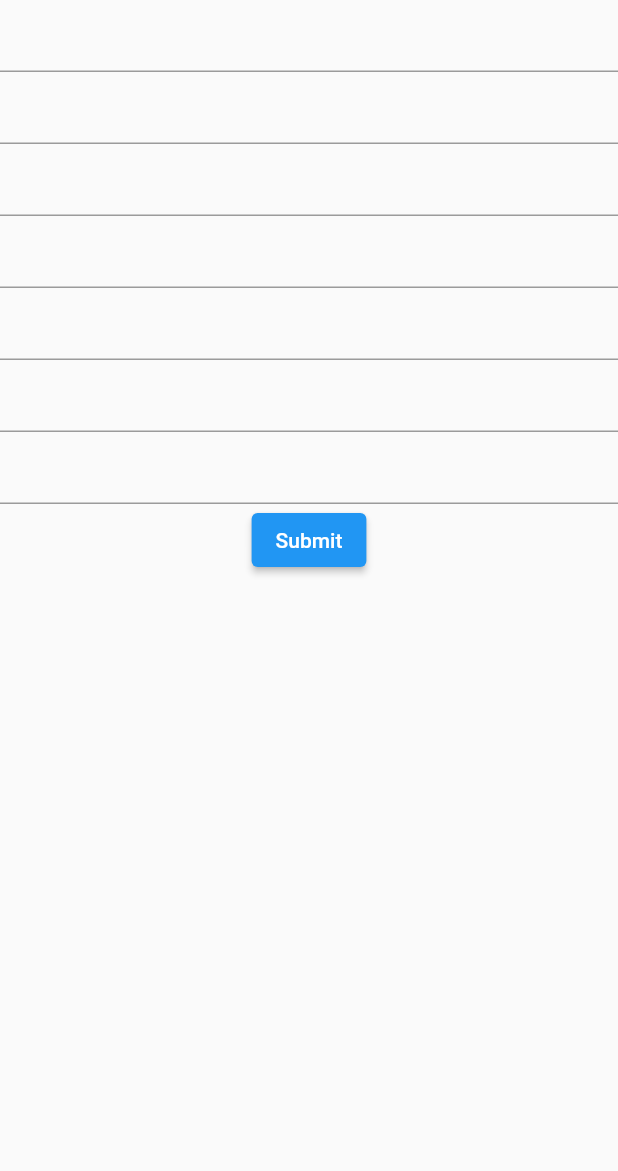
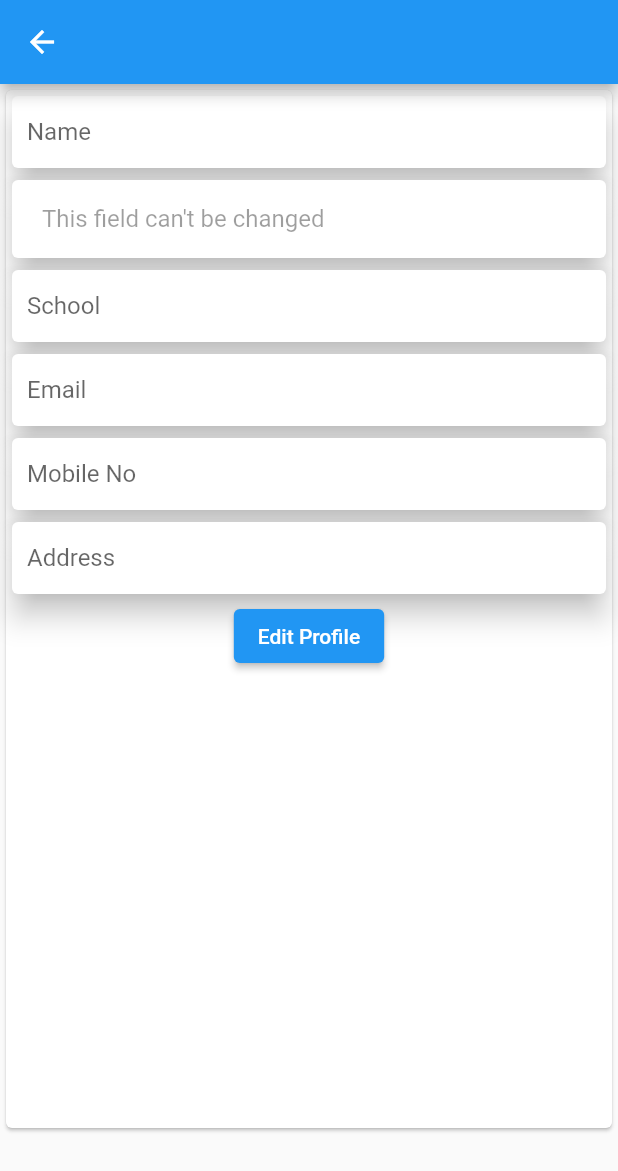
Before and after one commit to mypherhistamine/ewebclass, a Flutter app: the EditProfileScreen screen opened directly, on a phone screen of 412 x 824 dp. Shown: the top 1171 px of the screen. Run offline on Flutter 3.47's test engine with Material 2 defaults, Android fonts, the phone set to English and light mode, and no system bars; our stand-ins replace cloud_firestore, firebase_auth, firebase_core, get; accounts and stored records are empty.

Commit message:
done edit profile screen

```diff
--- a/lib/main.dart
+++ b/lib/main.dart
@@ -27,31 +27,33 @@ class MyApp extends StatelessWidget {
         primarySwatch: Colors.blue,
       ),
       // initialRoute: '/',
-      home: Obx(
-        () {
-          if (getcontroller.userloggedIn.value == true) {
+      // home: Obx(
+      //   () {
+      //     if (getcontroller.userloggedIn.value == true) {
+      //       return HomePage();
+      //     } else {
+      //       return AuthPage();
+      //     }
+
+      //     // HomePage()
+      //   },
+      // ),
+
+      home: StreamBuilder(
+        stream: FirebaseAuth.instance.authStateChanges(),
+        builder: (context, userSnapshot) {
+          if (userSnapshot.hasData) {
+            //return ChatPage();
             return HomePage();
-          } else {
-            return AuthPage();
           }
-
-          // HomePage()
+          return AuthPage();
         },
       ),
-      routes: {ProfilePage.profileRoute: (context) => ProfilePage()},
+
+      routes: {
+        // '/': (context) => AuthPage(),
+        ProfilePage.profileRoute: (context) => ProfilePage()
+      },
     );
-
-    //TODO: old code
-    //   StreamBuilder(
-    //     stream: FirebaseAuth.instance.authStateChanges(),
-    //     builder: (context, userSnapshot) {
-    //       if (userSnapshot.hasData) {
-    //         //return ChatPage();
-    //         return HomePage();
-    //       }
-    //       return AuthPage();
-    //     },
-    //   ),
-    // );
   }
 }
--- a/lib/screen/authscreen.dart
+++ b/lib/screen/authscreen.dart
@@ -1,4 +1,5 @@
 import 'package:ewebclass/controllers/userdata.dart';
+import 'package:ewebclass/screen/home.dart';
 import 'package:get/get.dart';
 
 import '../widget/authform.dart';
@@ -42,6 +43,7 @@ class _AuthPageState extends State<AuthPage> {
         getXController.hasSubmitted.value = true;
         getXController.userloggedIn.value = true;
         getXController.submitDetails();
+        Navigator.of(context).popAndPushNamed(HomePage.routeName);
         // FirebaseFirestore.instance
         //     .collection('users')
         //     .doc(authResult.user.uid)
--- a/lib/screen/edit_profile.dart
+++ b/lib/screen/edit_profile.dart
@@ -25,74 +25,164 @@ class _EditProfileScreenState extends State<EditProfileScreen> {
   TextEditingController emailController = new TextEditingController();
   TextEditingController phoneController = new TextEditingController();
   TextEditingController addressController = new TextEditingController();
+  final getXController = Get.put(StudentData());
+
+  bool isSubmitting = false;
 
   @override
   Widget build(BuildContext context) {
     return Scaffold(
-      body: Container(
+      appBar: AppBar(),
+      body: SingleChildScrollView(
+        child: Container(
+          width: double.infinity,
+          height: 700,
+          child: Card(
             child: Column(
               children: [
+                // Container(
+                //   width: double.infinity,
+                //   child: TextField(),
+                //   //        Text("Rishabh Mishra", style: nameStyle),
+                //   // SizedBox(height: 20),
+                //   // rightAlignText(text: "Reg No - 19BCE2088"),
+                //   // SizedBox(height: 20),
+                //   // rightAlignText(text: "School - SCOPE"),
+                //   // SizedBox(height: 20),
+                //   // rightAlignText(text: "Email - rishabhmishra23599@gmail.com"),
+                //   // SizedBox(height: 20),
+                //   // rightAlignText(text: "Mobile No - 9560106736"),
+                //   // SizedBox(height: 20),
+                //   // rightAlignText(
+                //   //     text: "Address - H.No. 44,Gali No-3 , Sant Nagar Burari"),
+                //   // SizedBox(height: 20),
+                //   // rightAlignText(text: "City - Delhi")
+                // ),
                 Container(
-              child: TextField(),
-              //        Text("Rishabh Mishra", style: nameStyle),
-              // SizedBox(height: 20),
-              // rightAlignText(text: "Reg No - 19BCE2088"),
-              // SizedBox(height: 20),
-              // rightAlignText(text: "School - SCOPE"),
-              // SizedBox(height: 20),
-              // rightAlignText(text: "Email - rishabhmishra23599@gmail.com"),
-              // SizedBox(height: 20),
-              // rightAlignText(text: "Mobile No - 9560106736"),
-              // SizedBox(height: 20),
-              // rightAlignText(
-              //     text: "Address - H.No. 44,Gali No-3 , Sant Nagar Burari"),
-              // SizedBox(height: 20),
-              // rightAlignText(text: "City - Delhi")
-            ),
-            Container(
+                  child: Card(
+                    elevation: 8,
                     child: TextField(
+                      decoration: InputDecoration(
+                          contentPadding: EdgeInsets.all(10),
+                          hintText: 'Name',
+                          border: InputBorder.none),
                       controller: nameController,
                     ),
                   ),
+                ),
+
                 Container(
+                  height: 60,
+                  child: Card(
+                    elevation: 8,
+                    child: Padding(
+                      padding: const EdgeInsets.all(10.0),
+                      child: Row(
+                        children: [
+                          Text(
+                            "${getXController.regNo}",
+                            style: TextStyle(fontSize: 16, color: Colors.black38),
+                          ),
+                          SizedBox(width: 10),
+                          Text(
+                            "This field can't be changed",
+                            style: TextStyle(fontSize: 16, color: Colors.black38),
+                          )
+                        ],
+                      ),
+                    ),
+                  ),
+                ),
+
+                Container(
+                  child: Card(
+                    elevation: 8,
                     child: TextField(
-                controller: regController,
+                      decoration: InputDecoration(
+                          contentPadding: EdgeInsets.all(10),
+                          hintText: 'School',
+                          border: InputBorder.none),
+                      controller: schController,
+                    ),
                   ),
                 ),
                 Container(
+                  child: Card(
+                    elevation: 8,
                     child: TextField(
-                controller: schController,
+                      decoration: InputDecoration(
+                          contentPadding: EdgeInsets.all(10),
+                          hintText: 'Email',
+                          border: InputBorder.none),
+                      controller: emailController,
+                    ),
                   ),
                 ),
                 Container(
+                  child: Card(
+                    elevation: 8,
                     child: TextField(
-                controller: emailController,
+                      decoration: InputDecoration(
+                          contentPadding: EdgeInsets.all(10),
+                          hintText: 'Mobile No',
+                          border: InputBorder.none),
+                      controller: phoneController,
+                    ),
                   ),
                 ),
                 Container(
+                  child: Card(
+                    elevation: 8,
                     child: TextField(
-                controller: phoneController,
-              ),
-            ),
-            Container(
-              child: TextField(
+                      decoration: InputDecoration(
+                          contentPadding: EdgeInsets.all(10),
+                          hintText: 'Address',
+                          border: InputBorder.none),
                       controller: addressController,
                     ),
                   ),
-            ElevatedButton(
+                ),
+                !isSubmitting
+                    ? ElevatedButton(
                         onPressed: () async {
-                  userDataController.userName.value = nameController.text;
+                          setState(() {
+                            isSubmitting = true;
+                          });
+                          userDataController.userName.value =
+                              nameController.text;
                           userDataController.regNo.value = regController.text;
                           userDataController.school.value = schController.text;
-                  userDataController.userEmail.value = emailController.text;
-                  userDataController.mobileNo.value = phoneController.text;
-                  userDataController.address.value = addressController.text;
+                          userDataController.userEmail.value =
+                              emailController.text;
+                          userDataController.mobileNo.value =
+                              phoneController.text;
+                          userDataController.address.value =
+                              addressController.text;
 
                           userDataController.ocenia();
                           await userDataController.changeDetails();
+                          setState(() {
+                            isSubmitting = false;
+                          });
+                          ScaffoldMessenger.of(context).showSnackBar(SnackBar(
+                            backgroundColor: Colors.blueAccent,
+                            content:
+                                const Text('Your Profile has been updated'),
+                            duration: const Duration(seconds: 2),
+                            // action: SnackBarAction(
+                            //   label: 'Your Profile has been updated',
+                            //   onPressed: () {},
+                            // ),
+                          ));
                         },
-                child: Text("Submit"))
+                        child: Text("Edit Profile"))
+                    : Padding(
+                        padding: const EdgeInsets.all(16.0),
+                        child: CircularProgressIndicator(),
+                      )
               ],
+            ),
+          ),
         ),
       ),
     );
--- a/lib/screen/home.dart
+++ b/lib/screen/home.dart
@@ -4,6 +4,7 @@ import 'package:firebase_auth/firebase_auth.dart';
 import 'package:flutter/material.dart';
 
 class HomePage extends StatefulWidget {
+  static const routeName = "/home";
   @override
   _HomePageState createState() => _HomePageState();
 }
--- a/lib/screen/profile.dart
+++ b/lib/screen/profile.dart
@@ -115,7 +115,7 @@ class ProfilePage extends StatelessWidget {
               onTap: () {
                 FirebaseAuth.instance.signOut();
                 studentController.userloggedIn.value = false;
-                Navigator.of(context).popAndPushNamed(ProfilePage.profileRoute);
+                Navigator.popAndPushNamed(context, '/');
               },
             ),
           ],
--- a/lib/widget/drawer.dart
+++ b/lib/widget/drawer.dart
@@ -50,6 +50,7 @@ class MyDrawer extends StatelessWidget {
             onTap: () {
               FirebaseAuth.instance.signOut();
               studentController.userloggedIn.value = false;
+              Navigator.popAndPushNamed(context, '/');
             },
           ),
         ],
```
Also changed, not shown: lib/screen/course_material.dart (added). Lines whose indentation alone changed are shown as unchanged.
